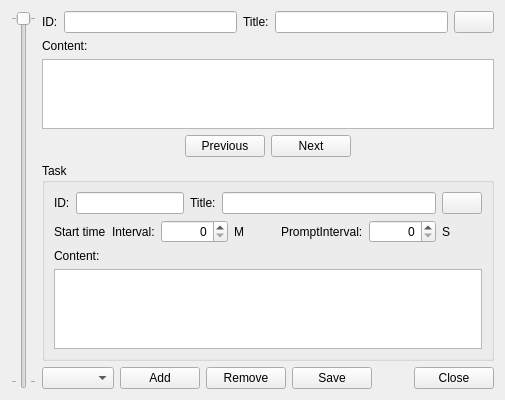
Before: the Qt Designer form FrmTasks.ui in KangLin/Calendar, drawn with Qt 5.
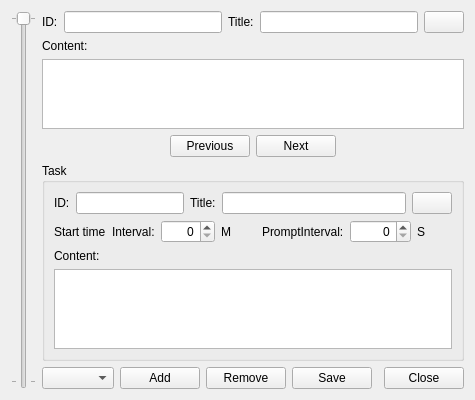
After: the same form once the commit is applied. Icons and pictures are not drawn.

The edit to the form file:
```diff
--- a/FrmTasks.ui
+++ b/FrmTasks.ui
@@ -6,7 +6,7 @@
    <rect>
     <x>0</x>
     <y>0</y>
-    <width>505</width>
+    <width>475</width>
     <height>400</height>
    </rect>
   </property>
@@ -327,7 +327,7 @@
              <set>Qt::AlignRight|Qt::AlignTrailing|Qt::AlignVCenter</set>
             </property>
             <property name="maximum">
-             <number>999999999</number>
+             <number>1440</number>
             </property>
            </widget>
           </item>
@@ -369,7 +369,7 @@
              <set>Qt::AlignRight|Qt::AlignTrailing|Qt::AlignVCenter</set>
             </property>
             <property name="maximum">
-             <number>999999999</number>
+             <number>86400</number>
             </property>
            </widget>
           </item>
```
Left out of the diff: 3 changed lines with no effect on the pictures.
